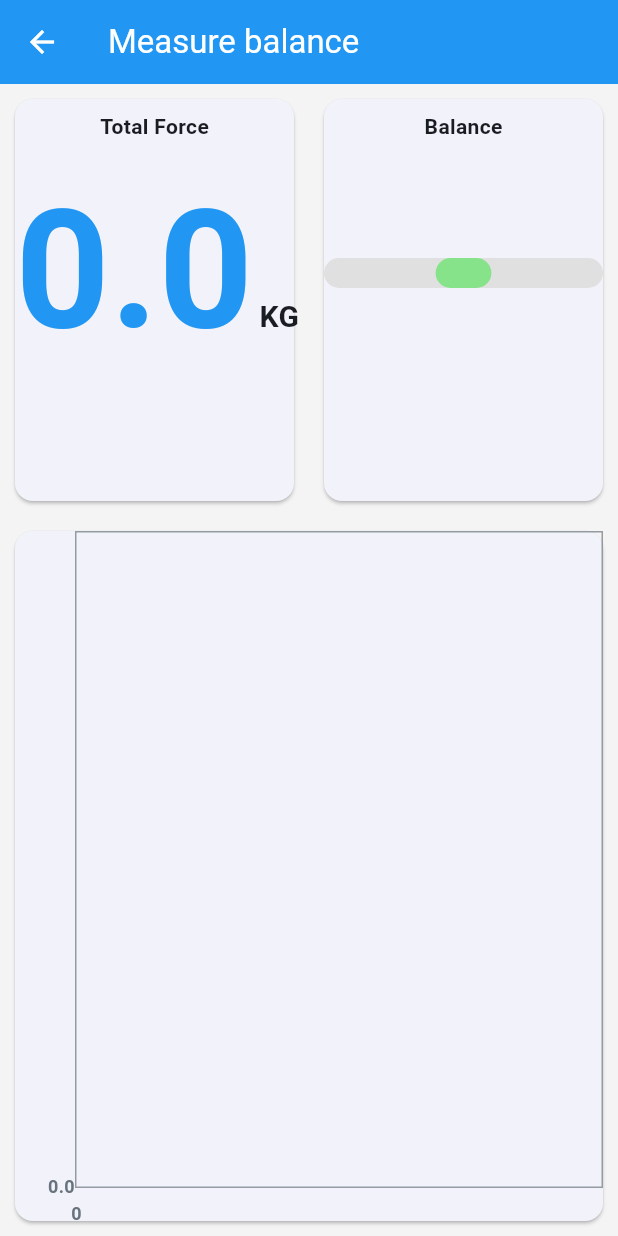
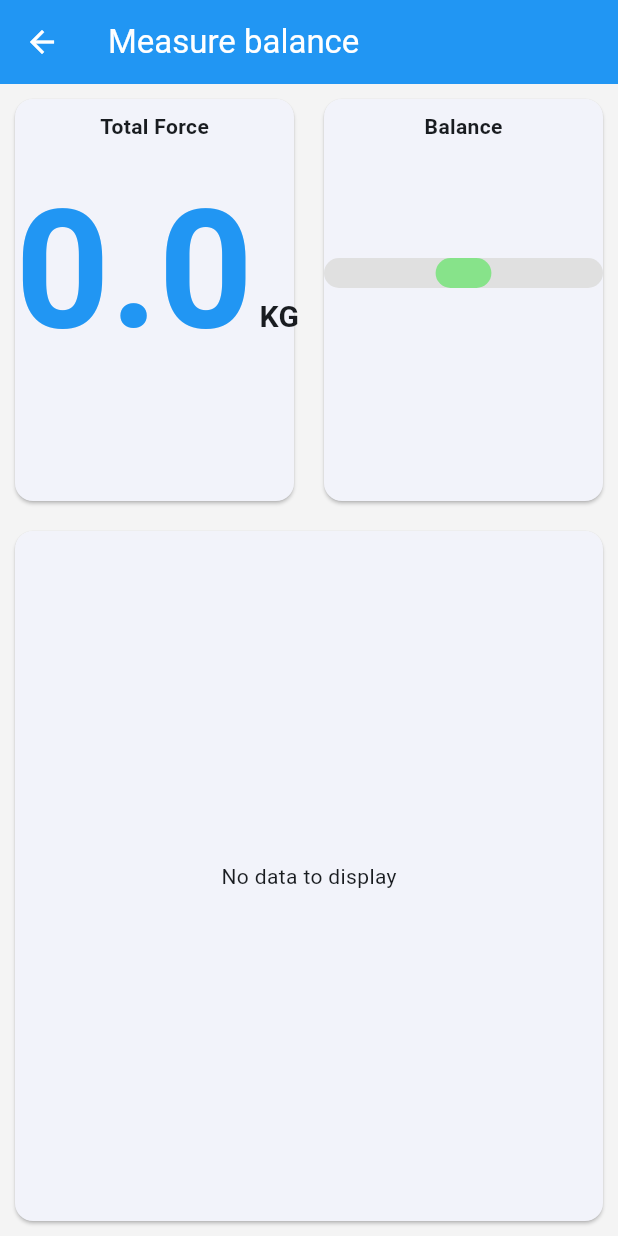
Before and after one commit to edward5419/force_platform, a Flutter app: the MeasurePage screen opened by its route, on a phone screen of 412 x 824 dp. Run offline on Flutter 3.47's test engine with Material 3 defaults, Android fonts, the phone set to English and light mode, and no system bars; drawn by our look-alikes of fl_chart; our stand-ins replace get; missing offline and left inert: flutter_reactive_ble.

Commit message:
On branch main Changes to be committed: 	modified:   android/gradle/wrapper/gradle-wrapper.properties 	modified:   lib/widgets/force_chart.dart

```diff
--- a/lib/widgets/force_chart.dart
+++ b/lib/widgets/force_chart.dart
@@ -1,5 +1,6 @@
 import 'package:fl_chart/fl_chart.dart';
 import 'package:flutter/material.dart';
+import 'dart:math' show max;
 
 class ForceChart extends StatelessWidget {
   final List<double> selectedDataStream1;
@@ -13,13 +14,21 @@ class ForceChart extends StatelessWidget {
 
   @override
   Widget build(BuildContext context) {
-    // 데이터 포인트 생성
-    final int maxDisplayPoints = 100; // 최대 표시할 데이터 포인트 수
+    // 최대 표시할 데이터 포인트 수
+    final int maxDisplayPoints = 500;
+
+    // 두 데이터 스트림 중 짧은 길이를 기준으로 설정
     final int len1 = selectedDataStream1.length;
     final int len2 = selectedDataStream2.length;
     final int len = len1 < len2 ? len1 : len2;
     final int displayLength = len < maxDisplayPoints ? len : maxDisplayPoints;
 
+    // 데이터가 없는 경우 표시할 위젯
+    if (len < 1) {
+      return Center(child: Text('No data to display'));
+    }
+
+    // 두 데이터 스트림에서 표시할 데이터 포인트 생성
     final List<FlSpot> spots1 = List.generate(
       displayLength,
       (index) => FlSpot(
@@ -36,7 +45,7 @@ class ForceChart extends StatelessWidget {
       ),
     );
 
-    // 최대 최소 Y값 계산
+    // Y축의 최소 및 최대값 계산
     double minY = 0;
     double maxY = 0;
     if (spots1.isNotEmpty && spots2.isNotEmpty) {
@@ -51,16 +60,31 @@ class ForceChart extends StatelessWidget {
       ].reduce((a, b) => a > b ? a : b);
     }
 
-    // 여유 공간 추가
-    minY = minY * 0.8;
-    maxY = maxY * 1.2;
+    // Y축 범위 조정하여 간격이 0이 되지 않도록 함
+    if (minY == maxY) {
+      // 모든 Y값이 동일한 경우 기본 범위 설정
+      minY = minY - 1;
+      maxY = maxY + 1;
+    } else {
+      // Y축 범위에 여유 공간 추가
+      minY = minY * 0.8;
+      maxY = maxY * 1.2;
+    }
+
+    // Y축 간격 계산
+    double horizontalInterval = (maxY - minY) / 5;
+
+    // 간격이 0이 되지 않도록 기본값 설정
+    if (horizontalInterval == 0) {
+      horizontalInterval = 1.0;
+    }
 
     return LineChart(
       LineChartData(
         gridData: FlGridData(
           show: true,
           drawVerticalLine: true,
-          horizontalInterval: (maxY - minY) / 5,
+          horizontalInterval: horizontalInterval,
           verticalInterval: displayLength / 5,
           getDrawingHorizontalLine: (value) {
             return FlLine(
@@ -88,7 +112,7 @@ class ForceChart extends StatelessWidget {
               showTitles: true,
               reservedSize: 22,
               getTitlesWidget: bottomTitleWidgets,
-              interval: displayLength / 5,
+              interval: max(1, (displayLength / 5).floorToDouble()),
             ),
           ),
           leftTitles: AxisTitles(
@@ -96,7 +120,7 @@ class ForceChart extends StatelessWidget {
               showTitles: true,
               getTitlesWidget: leftTitleWidgets,
               reservedSize: 40,
-              interval: (maxY - minY) / 5,
+              interval: horizontalInterval,
             ),
           ),
         ),
@@ -113,38 +137,50 @@ class ForceChart extends StatelessWidget {
         lineBarsData: [
           LineChartBarData(
             spots: spots1,
-            isCurved: true,
+            isCurved: false,
             gradient: const LinearGradient(
               colors: [
                 Color(0xff23b6e6),
                 Color(0xff02d39a),
               ],
             ),
-            barWidth: 2,
+            barWidth: 3,
             isStrokeCapRound: true,
-            dotData: const FlDotData(
+            dotData: FlDotData(
               show: false,
             ),
             belowBarData: BarAreaData(
-              show: false,
+              show: true,
+              gradient: LinearGradient(
+                colors: [
+                  Color(0xff23b6e6).withOpacity(0.3),
+                  Color(0xff02d39a).withOpacity(0.3),
+                ],
+              ),
             ),
           ),
           LineChartBarData(
             spots: spots2,
-            isCurved: true,
+            isCurved: false,
             gradient: const LinearGradient(
               colors: [
                 Color(0xfffa0000),
                 Color(0xffffdd00),
               ],
             ),
-            barWidth: 2,
+            barWidth: 3,
             isStrokeCapRound: true,
-            dotData: const FlDotData(
+            dotData: FlDotData(
               show: false,
             ),
             belowBarData: BarAreaData(
-              show: false,
+              show: true,
+              gradient: LinearGradient(
+                colors: [
+                  Color(0xfffa0000).withOpacity(0.3),
+                  Color(0xffffdd00).withOpacity(0.3),
+                ],
+              ),
             ),
           ),
         ],
@@ -159,11 +195,36 @@ class ForceChart extends StatelessWidget {
       fontWeight: FontWeight.bold,
       fontSize: 12,
     );
-    Widget text = Text(value.toInt().toString(), style: style);
+    String text;
+
+    // 원하는 X축 라벨을 설정 (예시: 특정 값에 이름 부여)
+    switch (value.toInt()) {
+      case 0:
+        text = 'JAN';
+        break;
+      case 2:
+        text = 'MAR';
+        break;
+      case 4:
+        text = 'MAY';
+        break;
+      case 6:
+        text = 'JUL';
+        break;
+      case 8:
+        text = 'SEP';
+        break;
+      case 10:
+        text = 'NOV';
+        break;
+      default:
+        text = '';
+        break;
+    }
 
     return SideTitleWidget(
       axisSide: meta.axisSide,
-      child: text,
+      child: Text(text, style: style),
     );
   }
 
@@ -175,6 +236,7 @@ class ForceChart extends StatelessWidget {
       fontSize: 12,
     );
     String label = value.toStringAsFixed(1);
+
     return Text(label, style: style, textAlign: TextAlign.right);
   }
 }
```
Also changed, not shown: 1 other file.
